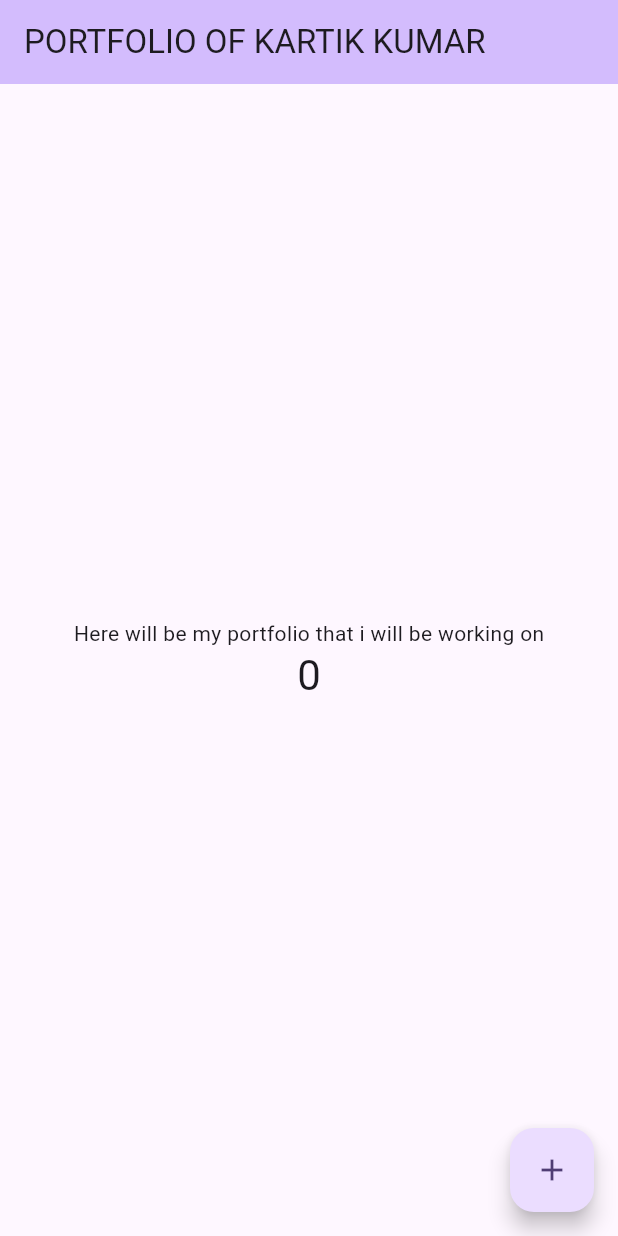
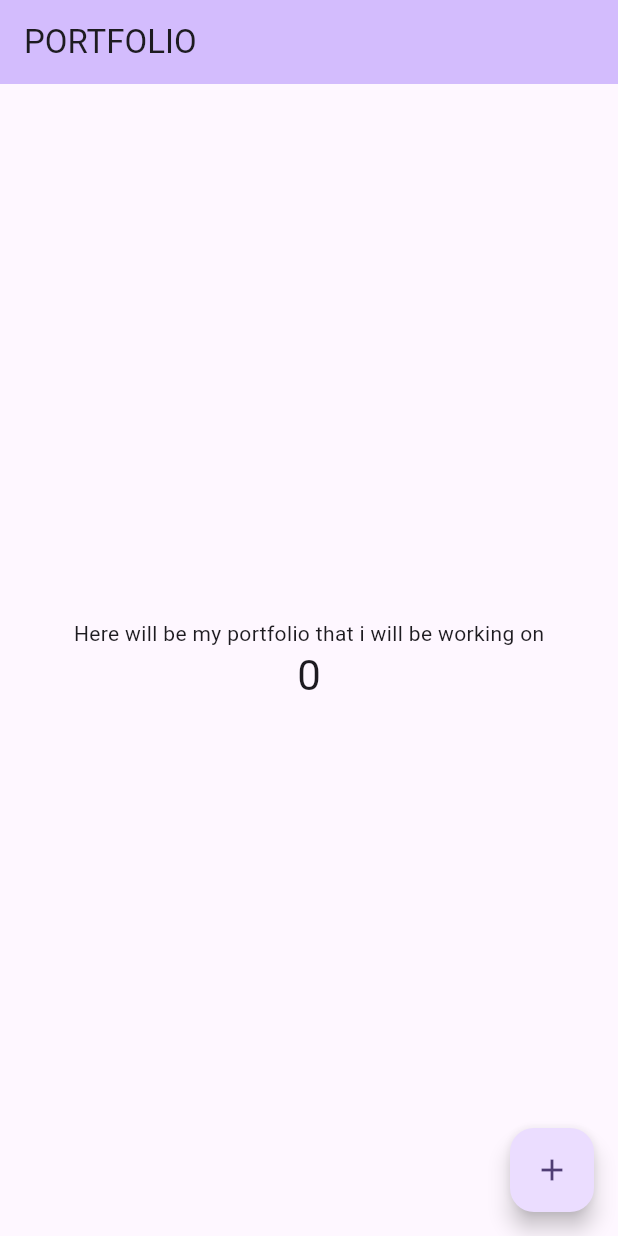
Before and after one commit to KartikCodebuster/Portfolio, a Flutter app: the screen it shows after launch, on a phone screen of 412 x 824 dp. Run offline on Flutter 3.47's test engine with Material 2 defaults, Android fonts, the phone set to English and light mode, and no system bars.

Commit message:
third change

```diff
--- a/lib/main.dart
+++ b/lib/main.dart
@@ -31,7 +31,7 @@ class MyApp extends StatelessWidget {
         colorScheme: ColorScheme.fromSeed(seedColor: Colors.deepPurple),
         useMaterial3: true,
       ),
-      home: const MyHomePage(title: 'PORTFOLIO OF KARTIK KUMAR'),
+      home: const MyHomePage(title: 'PORTFOLIO'),
     );
   }
 }
```
